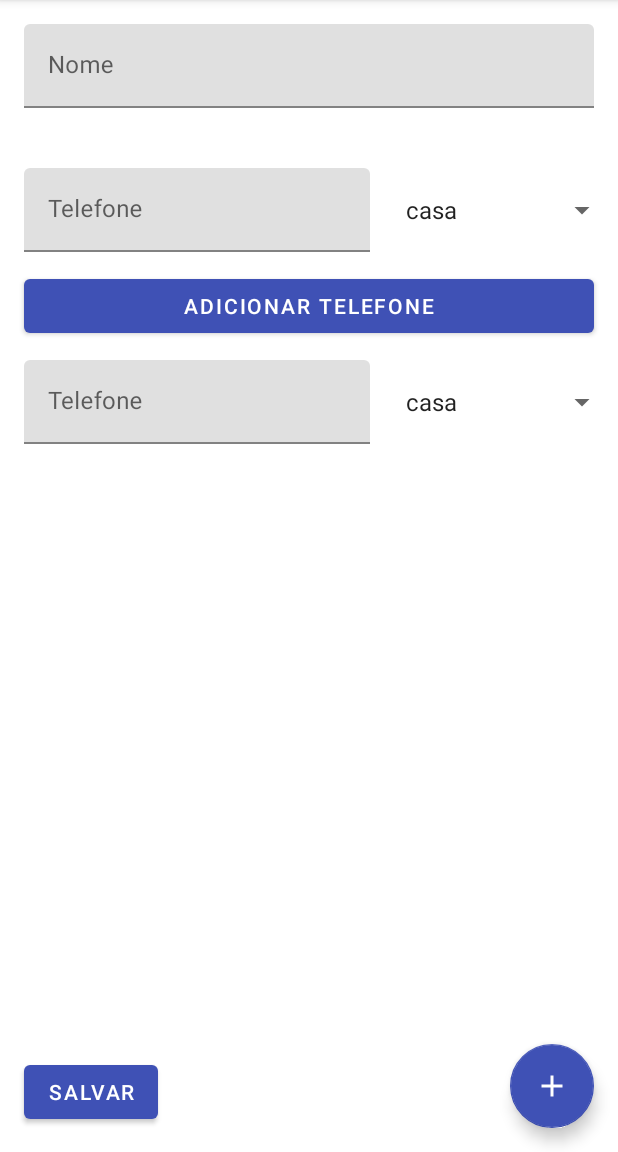
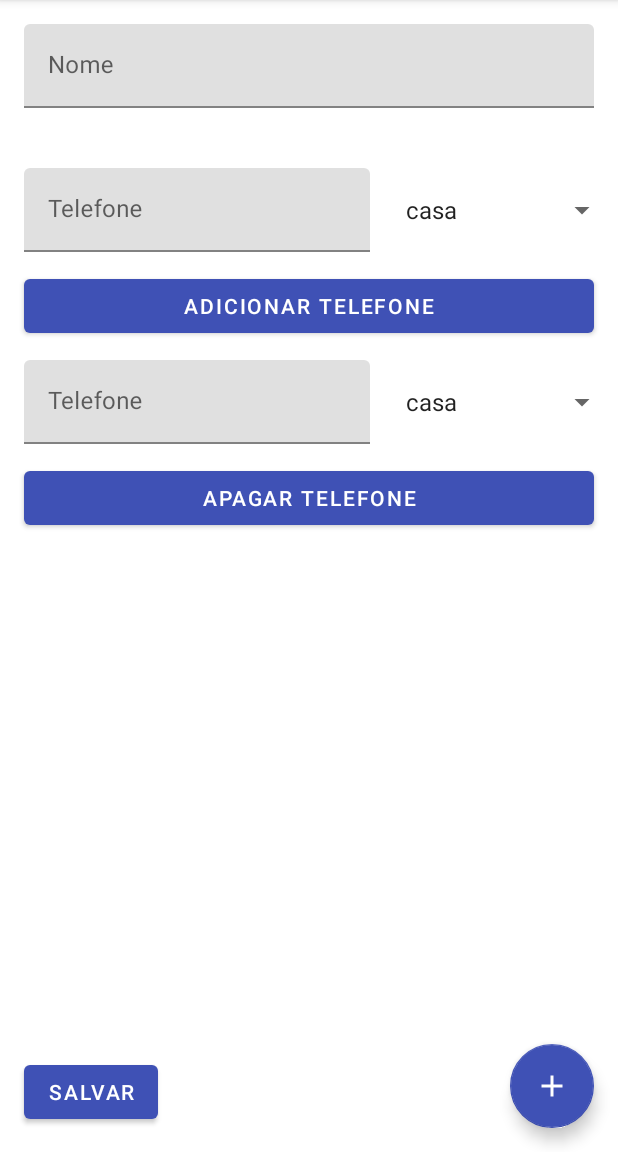
Before and after one commit to JosueBras/agenda, an Android app: the fragment ContactDetailsFragment placed in its activity, after a tap on "ADICIONAR TELEFONE", on a phone screen of 412 x 824 dp, the part 84-1236 px from its top. Run offline under Robolectric (Android 15) with nearby library versions, the phone set to English and light mode, and no system bars; our stand-ins replace Room's generated code, navigation-ui; 1 statement that could not run was skipped.

Commit message:
Delete phone number

```diff
--- a/app/src/main/java/br/univali/contacts/ContactDao.java
+++ b/app/src/main/java/br/univali/contacts/ContactDao.java
@@ -9,6 +9,14 @@ public interface ContactDao {
     @Transaction
     @Query("SELECT * FROM Contact")
     List<ContactWithPhoneNumber> findAll();
+
+    @Transaction
+    @Query("SELECT * FROM Contact WHERE id = :id")
+    ContactWithPhoneNumber findById(String id);
+
+    @Transaction
+    @Query("SELECT * from PhoneNumber WHERE id = :id")
+    PhoneNumber findPhoneNumberById(int id);
 
     @Insert
     void add(Contact contact);
--- a/app/src/main/java/br/univali/contacts/PhoneDTO.kt
+++ b/app/src/main/java/br/univali/contacts/PhoneDTO.kt
@@ -1,9 +1,7 @@
 package br.univali.contacts
 
-import java.util.*
-
 data class PhoneDTO(
-    val id: UUID? = null,
+    val id: Int? = null,
     val number: String,
     val type: PhoneType,
 )
--- a/app/src/main/java/br/univali/contacts/PhoneEditText.kt
+++ b/app/src/main/java/br/univali/contacts/PhoneEditText.kt
@@ -8,9 +8,11 @@ import android.widget.*
 
 class PhoneEditText(context: Context, attrs: AttributeSet? = null) : FrameLayout(context, attrs) {
     val editText get() = findViewById<EditText>(R.id.edit_text)!!
+    val delete get() = findViewById<Button>(R.id.delete_phone_number)!!
     private val spinner get() = findViewById<Spinner>(R.id.phone_type)
     lateinit var viewModel: ContactDetailViewModel
     private lateinit var phoneType: PhoneType
+    private lateinit var phoneDTO: PhoneDTO
 
     constructor(viewModel: ContactDetailViewModel, context: Context) : this(context) {
         this.viewModel = viewModel
@@ -29,6 +31,14 @@ class PhoneEditText(context: Context, attrs: AttributeSet? = null) : FrameLayout
             return@setOnEditorActionListener false
         }
         setPhoneTypeSpinner()
+        delete.setOnClickListener {
+            viewModel.deletePhone(context, phoneDTO)
+            visibility = GONE
+        }
+    }
+
+    fun setPhoneDTO(dto: PhoneDTO) {
+        phoneDTO = dto
     }
 
     private fun setPhoneTypeSpinner() {
--- a/app/src/main/res/layout/edit_text_phone.xml
+++ b/app/src/main/res/layout/edit_text_phone.xml
@@ -1,5 +1,9 @@
 <?xml version="1.0" encoding="utf-8"?>
 <LinearLayout xmlns:android="http://schemas.android.com/apk/res/android"
+              android:layout_width="match_parent"
+              android:layout_height="wrap_content"
+              android:orientation="vertical">
+    <LinearLayout
             android:layout_width="match_parent"
             android:layout_height="wrap_content"
             android:orientation="horizontal">
@@ -26,3 +30,13 @@
                 android:layout_weight="1.75"
         />
     </LinearLayout>
+
+    <Button
+            android:id="@+id/delete_phone_number"
+            android:layout_width="match_parent"
+            android:layout_height="wrap_content"
+            android:text="@string/delete_phone_number"
+            android:layout_marginHorizontal="16dp"
+            android:layout_marginBottom="8dp"
+    />
+</LinearLayout>
--- a/app/src/main/res/values/strings.xml
+++ b/app/src/main/res/values/strings.xml
@@ -4,6 +4,7 @@
     <string name="contact_details">Detalhes do contato</string>
     <string name="phone">Telefone</string>
     <string name="save_phone">SALVAR</string>
+    <string name="delete_phone_number">Apagar telefone</string>
     <string name="name">Nome</string>
     <string name="add_phone">adicionar telefone</string>
     <string name="delete_phone">Deletar</string>
```
Also changed, not shown: app/src/main/java/br/univali/contacts/ContactDetailViewModel.kt (+7 -1 lines), app/src/main/java/br/univali/contacts/ContactDetailsFragment.kt (+32 -9 lines), app/src/main/java/br/univali/contacts/ContactRepository.kt (+15 -5 lines). Lines whose indentation alone changed are shown as unchanged.
